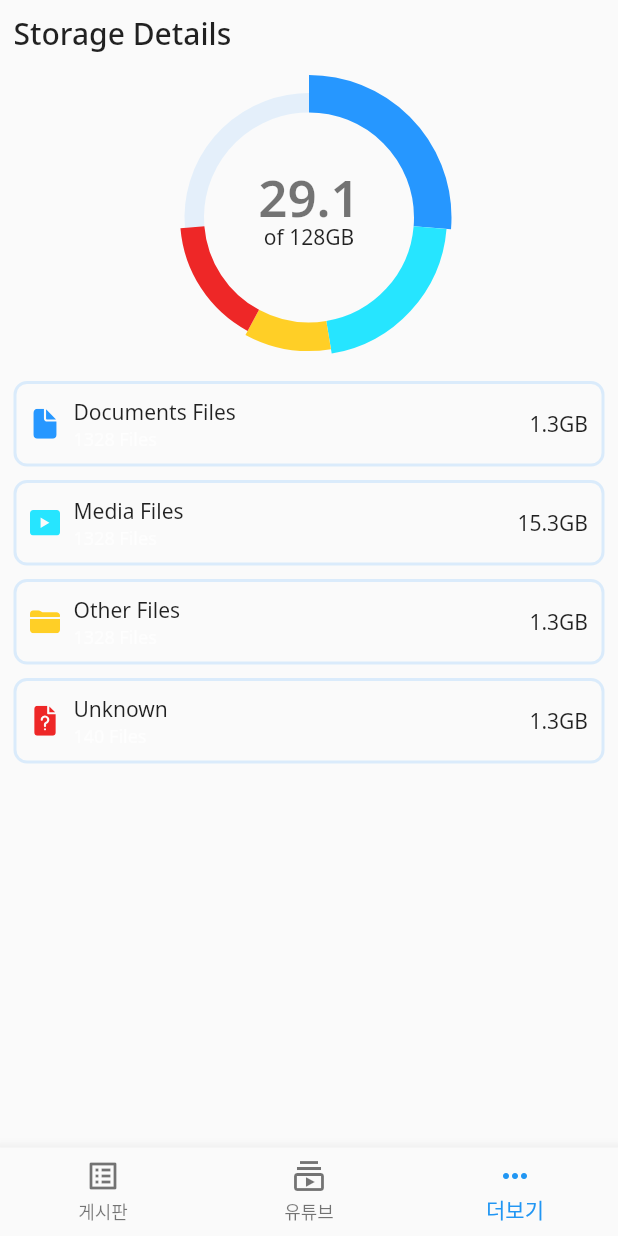
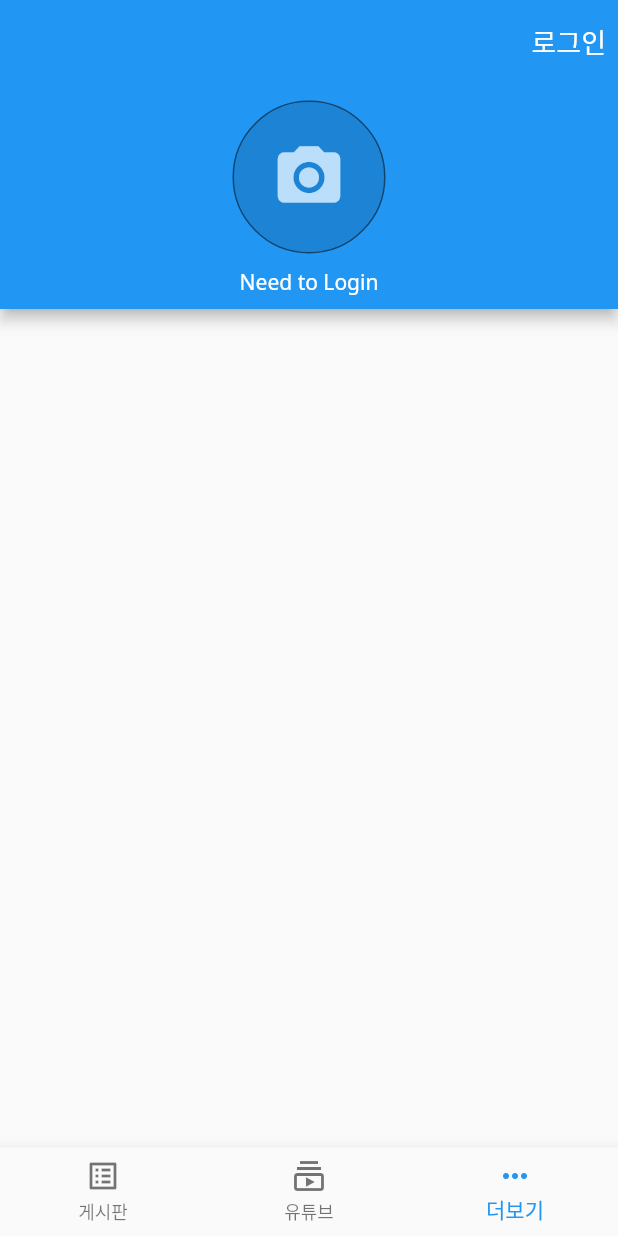
Before and after one commit to ska2519/flutter-learn, a Flutter app: the screen it shows after launch, item 3 of the bottom bar chosen, on a phone screen of 412 x 824 dp. Run offline on Flutter 3.47's test engine with Material 2 defaults, Android fonts, the phone set to English and light mode, and no system bars; drawn by our look-alikes of fl_chart; our stand-ins replace cloud_firestore, equatable, firebase_auth, firebase_core, flutter_hooks, flutter_riverpod and 3 more; missing offline and left inert: pedantic, pixel_perfect; accounts and stored records are empty; project files that could hold a hidden picture were left out.

Commit message:
Update Account Page & Login Part

```diff
--- /dev/null
+++ b/lib/app/home/account/account_page.dart
@@ -0,0 +1,94 @@
+import 'dart:async';
+
+import 'package:firebase_auth/firebase_auth.dart';
+import 'package:flutter_learn/app/sign_in/sign_in_page.dart';
+import 'package:flutter_learn/app/top_level_providers.dart';
+import 'package:flutter_learn/app/widgets/alert_dialogs/show_alert_dialog.dart';
+import 'package:flutter_learn/app/widgets/alert_dialogs/show_exception_alert_dialog.dart';
+import 'package:flutter_learn/app/widgets/avatar.dart';
+import 'package:flutter_learn/constants/keys.dart';
+import 'package:flutter_learn/constants/strings.dart';
+import 'package:flutter_riverpod/flutter_riverpod.dart';
+import 'package:flutter/material.dart';
+import 'package:pedantic/pedantic.dart';
+
+class AccountPage extends StatelessWidget {
+  Future<void> _signOut(BuildContext context, FirebaseAuth firebaseAuth) async {
+    try {
+      await firebaseAuth.signOut();
+    } catch (e) {
+      unawaited(showExceptionAlertDialog(
+        context: context,
+        title: Strings.logoutFailed,
+        exception: e,
+      ));
+    }
+  }
+
+  Future<void> _confirmSignOut(
+      BuildContext context, FirebaseAuth firebaseAuth) async {
+    final bool didRequestSignOut = await showAlertDialog(
+          context: context,
+          title: Strings.logout,
+          content: Strings.logoutAreYouSure,
+          cancelActionText: Strings.cancel,
+          defaultActionText: Strings.logout,
+        ) ??
+        false;
+    if (didRequestSignOut == true) {
+      await _signOut(context, firebaseAuth);
+    }
+  }
+
+  @override
+  Widget build(BuildContext context) {
+    final firebaseAuth = context.read(firebaseAuthProvider);
+    final user = firebaseAuth.currentUser;
+    return Scaffold(
+      appBar: AppBar(
+        actions: <Widget>[
+          TextButton(
+            key: user != null ? const Key(Keys.logout) : const Key(Keys.login),
+            onPressed: () => user != null
+                ? _confirmSignOut(context, firebaseAuth)
+                : Navigator.push(
+                    context,
+                    MaterialPageRoute(
+                      builder: (context) => SignInPage(),
+                    )),
+            child: Text(
+              user != null ? Strings.logout : Strings.login,
+              style: TextStyle(
+                fontSize: 18.0,
+                color: Colors.white,
+              ),
+            ),
+          ),
+        ],
+        bottom: PreferredSize(
+          preferredSize: const Size.fromHeight(150.0),
+          child: _buildUserInfo(user),
+        ),
+      ),
+    );
+  }
+
+  Widget _buildUserInfo(User? user) {
+    return Column(
+      children: [
+        Avatar(
+          photoUrl: user?.photoURL,
+          radius: 50,
+          borderColor: Colors.black54,
+          borderWidth: 1.0,
+        ),
+        const SizedBox(height: 9),
+        Text(
+          user?.displayName ?? 'Need to Login',
+          style: const TextStyle(color: Colors.white),
+        ),
+        const SizedBox(height: 9),
+      ],
+    );
+  }
+}
--- a/lib/app/home/home_page.dart
+++ b/lib/app/home/home_page.dart
@@ -1,10 +1,10 @@
 import 'package:flutter/material.dart';
 import 'package:flutter_hooks/flutter_hooks.dart';
+import 'package:flutter_learn/app/home/account/account_page.dart';
 import 'package:flutter_learn/app/home/community/community_page.dart';
 import 'package:flutter_learn/app/home/desktop/community_screen.dart';
-import 'package:flutter_learn/app/home/desktop/widgets/recent_files.dart';
-import 'package:flutter_learn/app/home/desktop/widgets/storage_details.dart';
 import 'package:flutter_learn/app/home/desktop/widgets/side_menu.dart';
+import 'package:flutter_learn/app/home/youtube/youtube_page.dart';
 import 'package:hooks_riverpod/hooks_riverpod.dart';
 
 import 'package:flutter_learn/app/home/tab_item.dart';
@@ -28,8 +28,8 @@ class HomePage extends StatefulHookWidget {
 class _HomePageState extends State<HomePage> {
   final List<Widget> _screens = [
     CommunityPage(),
-    RecentFiles(),
-    StorageDetails(),
+    YouTubePage(),
+    AccountPage(),
   ];
   int _selectedIndex = 0;
 
--- /dev/null
+++ b/lib/app/widgets/avatar.dart
@@ -0,0 +1,41 @@
+import 'package:flutter/material.dart';
+import 'package:flutter/rendering.dart';
+
+class Avatar extends StatelessWidget {
+  const Avatar({
+    this.photoUrl,
+    required this.radius,
+    this.borderColor,
+    this.borderWidth,
+  });
+  final String? photoUrl;
+  final double radius;
+  final Color? borderColor;
+  final double? borderWidth;
+
+  @override
+  Widget build(BuildContext context) {
+    return Container(
+      decoration: _borderDecoration(),
+      child: CircleAvatar(
+        radius: radius,
+        backgroundColor: Colors.black12,
+        backgroundImage: photoUrl != null ? NetworkImage(photoUrl!) : null,
+        child: photoUrl == null ? Icon(Icons.camera_alt, size: radius) : null,
+      ),
+    );
+  }
+
+  Decoration? _borderDecoration() {
+    if (borderColor != null && borderWidth != null) {
+      return BoxDecoration(
+        shape: BoxShape.circle,
+        border: Border.all(
+          color: borderColor!,
+          width: borderWidth!,
+        ),
+      );
+    }
+    return null;
+  }
+}
--- a/lib/constants/keys.dart
+++ b/lib/constants/keys.dart
@@ -7,6 +7,7 @@ class Keys {
   static const String emailPassword = 'email-password';
   static const String anonymous = 'anonymous';
   static const String logout = 'logout';
+  static const String login = 'login';
   static const String alertDefault = 'alertDefault';
   static const String alertCancel = 'alertCancel';
 }
--- a/lib/constants/strings.dart
+++ b/lib/constants/strings.dart
@@ -5,16 +5,26 @@ class Strings {
   static const String youTube = '유튜브';
   // more page
   static const String more = '더보기';
-  // Account page
-  static const String account = '마이페이지';
 
   // Generic strings
   static const String ok = '확인';
   static const String cancel = '취소';
 
+  // Sign In Page
+  static const String signIn = '로그인';
+  static const String signInWithEmailPassword = '이메일로 로그인';
+  static const String goAnonymous = 'Go anonymous';
+  static const String or = 'or';
+  static const String signInFailed = '로그인 실패';
+
   // Logout
+  static const String login = '로그인';
   static const String logout = '로그아웃';
   static const String logoutAreYouSure = '로그아웃 하시겠습니까?';
   static const String okLogout = '로그아웃 되었습니다.';
   static const String logoutFailed = 'Logout failed';
+
+  // Account page
+  static const String account = 'Account';
+  static const String accountPage = '마이페이지';
 }
--- a/lib/main.dart
+++ b/lib/main.dart
@@ -1,6 +1,7 @@
 import 'package:firebase_core/firebase_core.dart';
 import 'package:flutter/material.dart';
 import 'package:flutter_learn/app/home/home_page.dart';
+import 'package:flutter_learn/app/top_level_providers.dart';
 import 'package:flutter_learn/routes/app_router.dart';
 import 'package:google_fonts/google_fonts.dart';
 import 'package:hooks_riverpod/hooks_riverpod.dart';
@@ -14,6 +15,7 @@ Future<void> main() async {
 class MyApp extends StatelessWidget {
   @override
   Widget build(BuildContext context) {
+    final firebaseAuth = context.read(firebaseAuthProvider);
     return MaterialApp(
       debugShowCheckedModeBanner: false,
       title: 'Flutter Learn',
@@ -25,7 +27,8 @@ class MyApp extends StatelessWidget {
         //canvasColor: secondaryColor,
       ),
       home: HomePage(),
-      onGenerateRoute: (settings) => AppRouter.onGenerateRoute(settings),
+      onGenerateRoute: (settings) =>
+          AppRouter.onGenerateRoute(settings, firebaseAuth),
     );
   }
 }
```
Also changed, not shown: lib/app/sign_in/sign_in_button.dart (added, +20 -0 lines), lib/app/sign_in/sign_in_page.dart (added, +130 -0 lines), lib/app/sign_in/sign_in_view_model.dart (added, +30 -0 lines), lib/app/top_level_providers.dart (added, +18 -0 lines), lib/routes/app_router.dart (+14 -1 lines), pubspec.lock, 1 other file.
